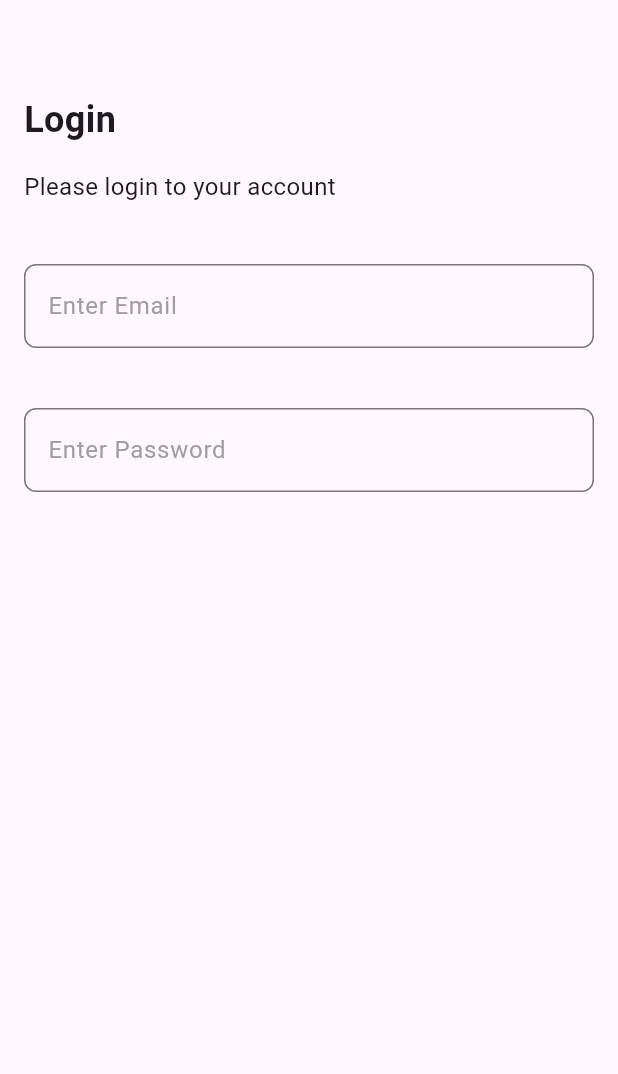
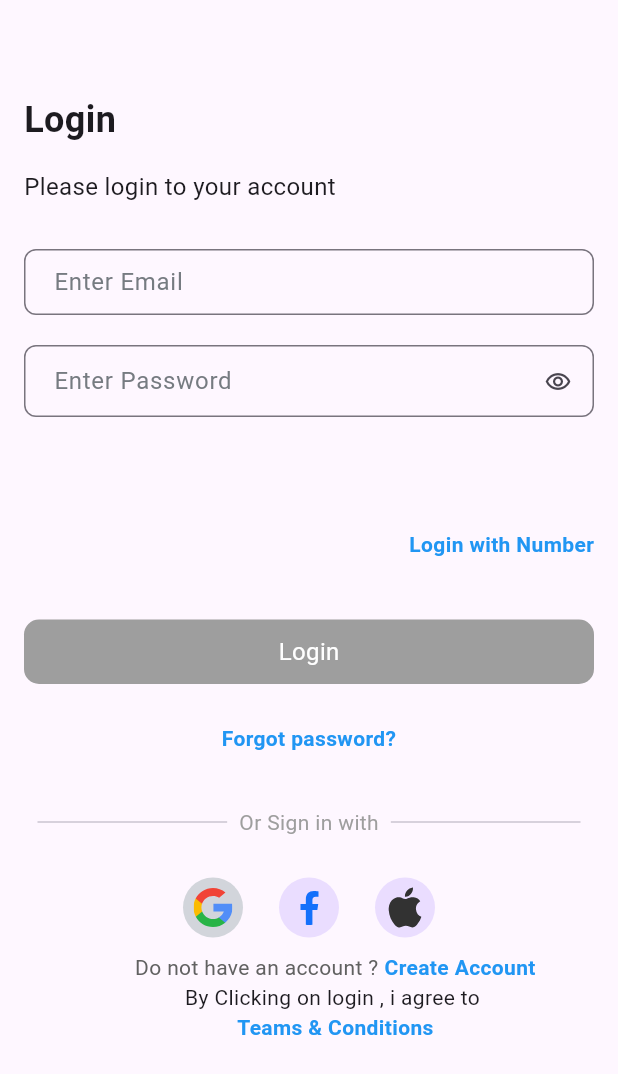
Before and after one commit to nivedita2010/Health_app, a Flutter app: the LoginEmail screen opened directly, on a phone screen of 412 x 824 dp. Shown: the top 1074 px of the screen. Run offline on Flutter 3.47's test engine with Material 3 defaults, Android fonts, the phone set to English and light mode, and no system bars; our stand-ins replace flutter_svg, pinput; Roboto replaces fonts that are missing (poppins).

Commit message:
email login complete

```diff
--- a/lib/OnBoarding.dart
+++ b/lib/OnBoarding.dart
@@ -138,6 +138,6 @@ class _onboardingState extends State<onboarding> {
     });
   }
   openLoginPage(){
-    Navigator.push(context, MaterialPageRoute(builder: (context) => LoginEmail(),));
+    Navigator.push(context, MaterialPageRoute(builder: (context) => LoginPage(),));
   }
 }
--- a/lib/login_emai.dart
+++ b/lib/login_emai.dart
@@ -1,44 +1,207 @@
 import 'package:flutter/material.dart';
+import 'package:flutter_svg/svg.dart';
 import 'package:health_app/my_textfield.dart';
 
-class LoginEmail extends StatelessWidget {
+import 'button_widget.dart';
+
+class LoginEmail extends StatefulWidget {
    LoginEmail({super.key});
+
+  @override
+  State<LoginEmail> createState() => _LoginEmailState();
+}
+
+class _LoginEmailState extends State<LoginEmail> {
   final usernameController = TextEditingController();
+
   final passwordController = TextEditingController();
 
   @override
   Widget build(BuildContext context) {
     return Scaffold(
+
+      resizeToAvoidBottomInset: false,
       body: Column(
-        crossAxisAlignment: CrossAxisAlignment.start,
+          crossAxisAlignment: CrossAxisAlignment.start,
         children: [
-         Container(
-           padding: EdgeInsets.only(top: 63,left: 16),
-           child:Column(
-             crossAxisAlignment: CrossAxisAlignment.start,
-             children: [
+          Container(
+           padding: EdgeInsets.only(top: 63,left: 16,right: 16),
+           child:
            Text("Login",style: TextStyle(
                fontSize: 24,
                fontWeight: FontWeight.w600
-           ),),
+           ),),),
 
           SizedBox(height: 16,),
+          Container(
+          padding: EdgeInsets.only(left: 16,right: 16),
+          child:
              Text("Please login to your account",style: TextStyle(
                 fontSize: 16,
                 fontWeight: FontWeight.w400
-            )),
+            )),),
                SizedBox(height: 30,),
+          Container(
+          padding: EdgeInsets.only(left: 16,right: 16),
+          child:
                MyTextField(controller: usernameController,
                    hintText: "Enter Email",
-                   obscureText: false),
+                   onChange:(text){
+                    print("user name is -> $text");
+                    setState(() {
+
+                    });
+                   },
+                   obscureText: false),),
                SizedBox(
                  height: 20,
                ),
+                 Container(
+                 padding: EdgeInsets.only(left: 16,right: 16),
+                child:
                MyTextField(controller: passwordController,
+                  onChange:(text){
+                setState(() {
+
+                  });
+
+                  },
                    hintText: "Enter Password",
-                   obscureText: true),
-           ],),
+                   suffixIcon: Icon(Icons.remove_red_eye_outlined),
+                   obscureText: true,),),
+               SizedBox(height: 12,),
+          Container(
+            padding: EdgeInsets.only(top: 63,left: 16,right: 16),
+            child:
+               Row(
+                 mainAxisAlignment: MainAxisAlignment.end,
+                 children: [
+                   GestureDetector(
+                     onTap: (){},
+                     child: const Text(
+                       "Login with Number",
+                       style: TextStyle(
+                           color: Colors.blue, fontWeight: FontWeight.bold),
+                     ),
+                   ),
+                 ],
+               ),),
+               SizedBox(height: 30,),
+
+
+          ButtonWidget(onTap: (){
+            // Navigator.push(context, MaterialPageRoute(builder:(context) => PinInput(), ));
+          },
+            buttonText: 'Login',
+            buttonColor:
+            (usernameController.text.isNotEmpty&&passwordController.text.isNotEmpty)?Colors.blue:Colors.grey,
+            borderRadius: 10,
+            textColor: Colors.white,
+
           ),
+          SizedBox(height: 16,),
+          Container(
+            alignment: Alignment.center,
+          child:GestureDetector(
+            onTap: (){},
+            child: const Text(
+              "Forgot password?",
+              textAlign: TextAlign.center,
+              style: TextStyle(
+                  color: Colors.blue, fontWeight: FontWeight.bold),
+            ),
+          ),
+          ),
+          SizedBox(height: 36,),
+          Padding(
+            padding: EdgeInsets.symmetric(horizontal: 25.0),
+            child: Row(
+              children: [
+                Expanded(
+                    child: Divider(
+                      thickness: 1,
+                    )),
+                Padding(
+                  padding: EdgeInsets.symmetric(horizontal: 8.0),
+                  child: Text(
+                    "Or Sign in with",
+                    style: TextStyle(color: Colors.grey),
+                  ),
+                ),
+                Expanded(
+                    child: Divider(
+                      thickness: 1,
+                    )),
+              ],
+            ),
+          ),
+          SizedBox(height: 27,),
+
+          Row(
+            mainAxisAlignment: MainAxisAlignment.center,
+            children: [
+              CircleAvatar(
+                radius: 20,
+
+                backgroundColor: Color(0xffD2D5DB),
+                child: SvgPicture.asset('assets/google.svg'),
+              ),
+              SizedBox(width: 24,),
+              CircleAvatar(
+                radius: 20,
+                child: SvgPicture.asset('assets/facebook.svg'),
+              ),
+              SizedBox(width: 24,),
+              CircleAvatar(
+                radius: 20,
+                child: SvgPicture.asset('assets/applelogo.svg'),
+              ),
+            ],
+          ),
+          SizedBox(
+            height: 10,
+          ),
+         // ],),
+          Expanded(
+              child:Container(
+                padding: EdgeInsets.only(bottom: 34,left: 35),
+                child: SingleChildScrollView(
+                  child: Column(
+                    mainAxisAlignment: MainAxisAlignment.end,
+                    children: [
+                      Row(
+                        mainAxisAlignment: MainAxisAlignment.center,
+                        children: [
+                          Text(
+                            "Do not have an account ?",
+                            style: TextStyle(color: Colors.grey[700]),
+                          ),
+                          const SizedBox(
+                            width: 4,
+                          ),
+                          GestureDetector(
+                            onTap: (){},
+                            child: const Text(
+                              "Create Account",
+                              style: TextStyle(
+                                  color: Colors.blue, fontWeight: FontWeight.bold),
+                            ),
+                          ),
+                        ],
+                      ),
+                      Text('By Clicking on login , i agree to '),
+                      GestureDetector(
+                        onTap: (){},
+                        child: const Text(
+                          "Teams & Conditions",
+                          style: TextStyle(
+                              color: Colors.blue, fontWeight: FontWeight.bold),
+                        ),
+                      ),
+                    ],
+                  ),
+                ),
+              )),
 
         ],
       ),
--- a/lib/my_textfield.dart
+++ b/lib/my_textfield.dart
@@ -4,24 +4,31 @@ class MyTextField extends StatelessWidget {
   final controller;
   final String hintText;
   final bool obscureText;
-  const MyTextField(
+  final Widget? suffixIcon;
+  Function(String) onChange;
+  MyTextField(
       {super.key,
       required this.controller,
       required this.hintText,
-      required this.obscureText});
+      required this.obscureText,
+      required this.onChange,
+      this.suffixIcon });
 
   @override
   Widget build(BuildContext context) {
     return Padding(
-        padding: EdgeInsets.only( right:16,top:10,bottom: 10),
+      padding:EdgeInsets.zero,
+       //padding: EdgeInsets.only( right:16,top:10,bottom: 10),
     child: TextFormField(
-
-      controller: controller,
+    controller: controller,
+      onChanged: onChange,
       obscureText: obscureText,
       decoration: InputDecoration(
-
+        suffixIcon: suffixIcon??null,
+        contentPadding: EdgeInsets.only(top: 10,bottom: 10,left: 16),
         hintText: hintText,
-        hintStyle: TextStyle(color: Colors.grey),
+        isDense: true,
+        hintStyle: TextStyle(color: Color(0xff767B81),fontSize: 16,),
         border: OutlineInputBorder(borderRadius: BorderRadius.circular(8),
             borderSide: BorderSide(color: Colors.grey.shade500)),
 
--- a/lib/pin_input.dart
+++ b/lib/pin_input.dart
@@ -1,6 +1,6 @@
-import 'package:flutter/cupertino.dart';
 import 'package:flutter/material.dart';
 import 'package:pinput/pinput.dart';
+
 class PinInput extends StatefulWidget {
   const PinInput({super.key});
 
@@ -15,18 +15,17 @@ class _PinInputState extends State<PinInput> {
     height: 56,
     textStyle: TextStyle(
         fontSize: 20,
-        color: Color.fromRGBO(30, 60, 87, 1),
+        //color: Color(0xff323232),
         fontWeight: FontWeight.w600),
     decoration: BoxDecoration(
-      border: Border.all(color: Color.fromRGBO(234, 239, 243, 1)),
+      border: Border.all(color: Color(0xffD2D5DB)),
       borderRadius: BorderRadius.circular(20),
     ),
   );
 
-
   Widget build(BuildContext context) {
-    return  Scaffold(
-      extendBodyBehindAppBar: true,
+    return Scaffold(
+      // extendBodyBehindAppBar: true,
       body: Container(
         margin: EdgeInsets.only(left: 25, right: 25),
         alignment: Alignment.center,
@@ -36,7 +35,7 @@ class _PinInputState extends State<PinInput> {
               Pinput(
                 length: 4,
                 showCursor: true,
-                onCompleted: (pin)=>print(pin),
+                onCompleted: (pin) => print(pin),
               )
             ],
           ),
```
